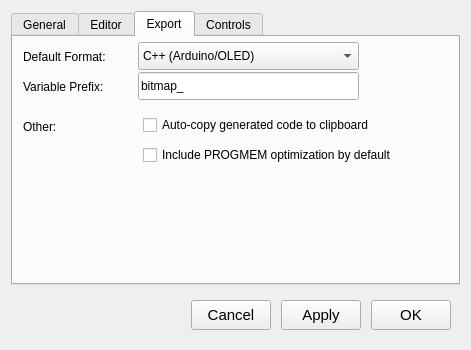
ilertwo/POD2d, file POD2d/settingsdialog.ui: the form before one commit.
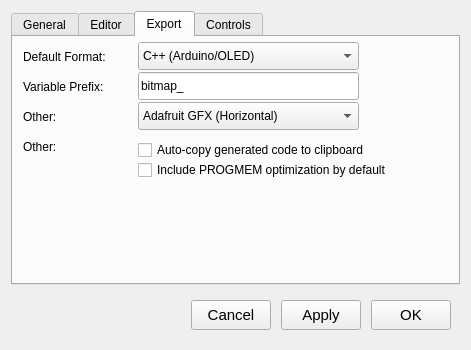
The form after the commit. The open tabs and pages were chosen to show the change.

```diff
--- a/POD2d/settingsdialog.ui
+++ b/POD2d/settingsdialog.ui
@@ -610,7 +610,20 @@
           <property name="geometry">
            <rect>
             <x>10</x>
-            <y>80</y>
+            <y>70</y>
+            <width>51</width>
+            <height>20</height>
+           </rect>
+          </property>
+          <property name="text">
+           <string>Other:</string>
+          </property>
+         </widget>
+         <widget class="QLabel" name="label_22">
+          <property name="geometry">
+           <rect>
+            <x>10</x>
+            <y>100</y>
             <width>51</width>
             <height>20</height>
            </rect>
@@ -668,8 +681,8 @@
          <widget class="QCheckBox" name="chk_AutoCopy">
           <property name="geometry">
            <rect>
-            <x>5</x>
-            <y>75</y>
+            <x>0</x>
+            <y>100</y>
             <width>311</width>
             <height>26</height>
            </rect>
@@ -684,8 +697,8 @@
          <widget class="QCheckBox" name="chk_Progmem">
           <property name="geometry">
            <rect>
-            <x>5</x>
-            <y>105</y>
+            <x>0</x>
+            <y>120</y>
             <width>321</width>
             <height>26</height>
            </rect>
@@ -697,6 +710,26 @@
            <string>Include PROGMEM optimization by default</string>
           </property>
          </widget>
+         <widget class="QComboBox" name="cmb_ByteFormat">
+          <property name="geometry">
+           <rect>
+            <x>0</x>
+            <y>65</y>
+            <width>221</width>
+            <height>28</height>
+           </rect>
+          </property>
+          <item>
+           <property name="text">
+            <string>Adafruit GFX (Horizontal)</string>
+           </property>
+          </item>
+          <item>
+           <property name="text">
+            <string>U8g2 (Vertical)</string>
+           </property>
+          </item>
+         </widget>
         </widget>
        </item>
       </layout>
```
Left out of the diff: 2 changed lines with no effect on the pictures.
